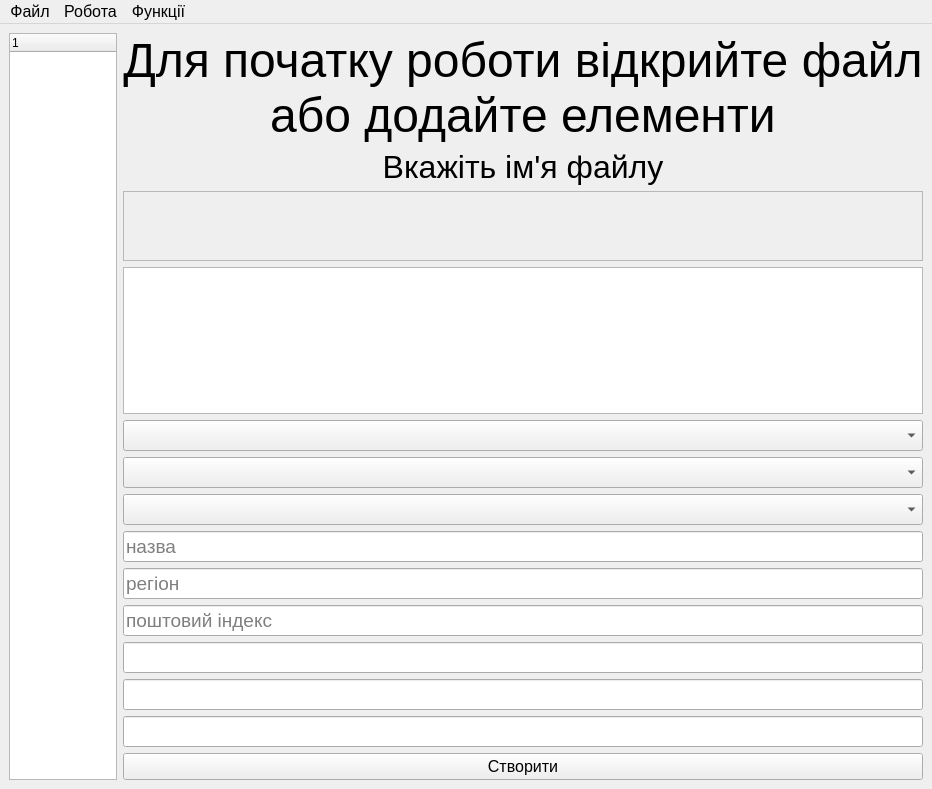
Qt form mainwindow.ui (Magnus07/course1-project1) before a commit.
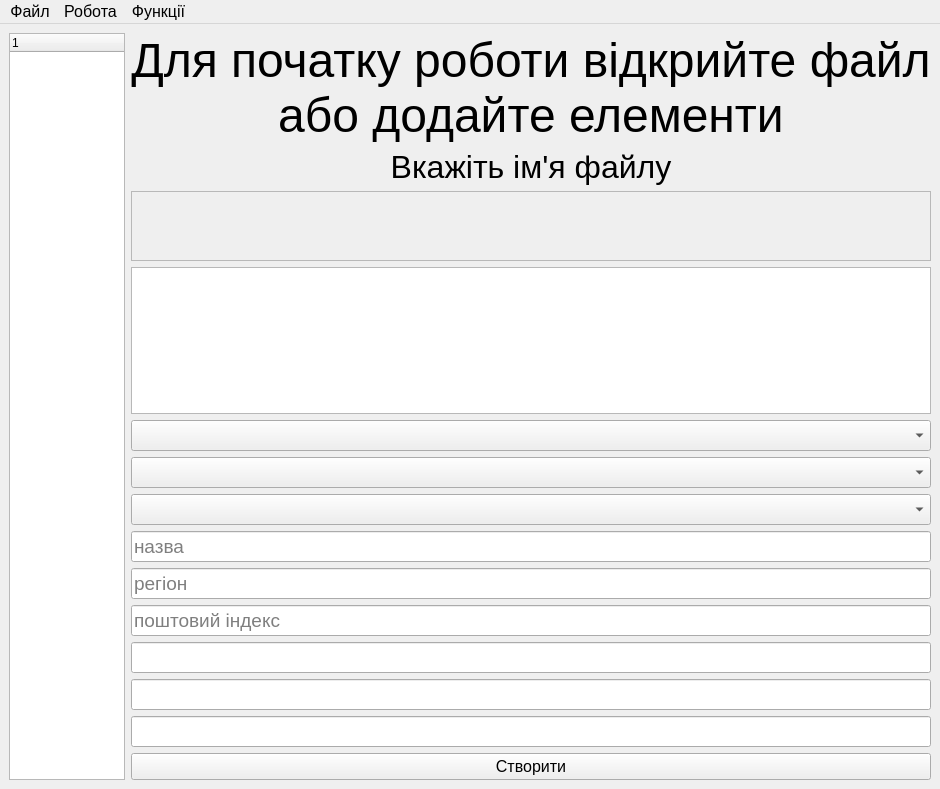
The same form after that commit.

Commit message: Add min width to combobox element

```diff
--- a/mainwindow.ui
+++ b/mainwindow.ui
@@ -6,7 +6,7 @@
    <rect>
     <x>0</x>
     <y>0</y>
-    <width>932</width>
+    <width>940</width>
     <height>789</height>
    </rect>
   </property>
@@ -80,7 +80,7 @@
           <rect>
            <x>0</x>
            <y>0</y>
-           <width>832</width>
+           <width>840</width>
            <height>68</height>
           </rect>
          </property>
@@ -98,6 +98,12 @@
       </item>
       <item>
        <widget class="QComboBox" name="comboBox">
+        <property name="minimumSize">
+         <size>
+          <width>200</width>
+          <height>0</height>
+         </size>
+        </property>
         <property name="font">
          <font>
           <pointsize>14</pointsize>
@@ -225,7 +231,7 @@
     <rect>
      <x>0</x>
      <y>0</y>
-     <width>932</width>
+     <width>940</width>
      <height>28</height>
     </rect>
    </property>
```
The commit also changes 3 other files.
